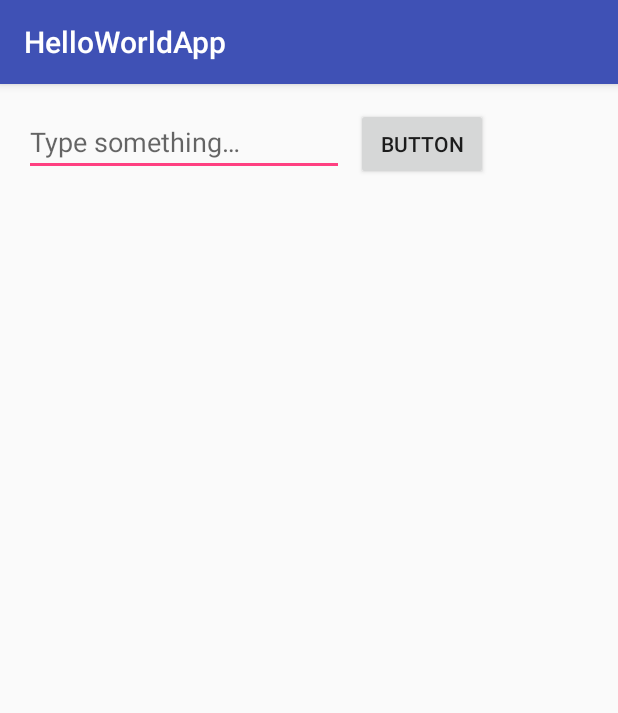
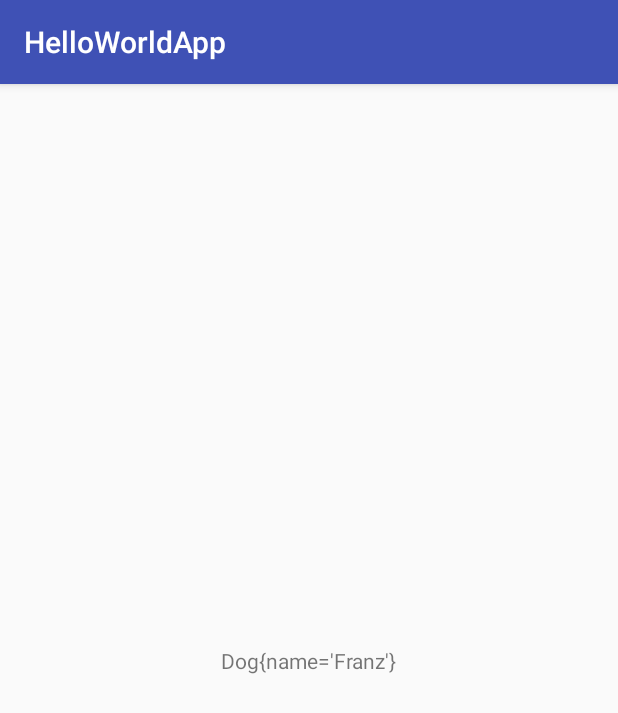
Before and after one commit to LeonardFollner/emi-exercise, an Android app: the screen it shows after launch (MainActivity before the commit, MessageActivity after it), after a tap on "BUTTON", on a phone screen of 412 x 824 dp. Shown: the top 713 px of the screen. Run offline under Robolectric (Android 15) with nearby library versions, the phone set to English and light mode, and no system bars.

Commit message:
added solution

```diff
--- a/app/src/main/AndroidManifest.xml
+++ b/app/src/main/AndroidManifest.xml
@@ -16,6 +16,7 @@
                 <category android:name="android.intent.category.LAUNCHER" />
             </intent-filter>
         </activity>
+        <activity android:name=".MessageActivity"></activity>
     </application>
 
 </manifest>
--- /dev/null
+++ b/app/src/main/java/com/example/helloworldapp/Dog.java
@@ -0,0 +1,46 @@
+package com.example.helloworldapp;
+
+import java.io.Serializable;
+
+public class Dog implements Serializable {
+    private String name;
+    private String breed;
+    private int size;
+
+    public Dog(String name, String breed, int size) {
+        this.name = name;
+        this.breed = breed;
+        this.size = size;
+    }
+
+    public String getName() {
+        return name;
+    }
+
+    public void setName(String name) {
+        this.name = name;
+    }
+
+    public String getBreed() {
+        return breed;
+    }
+
+    public void setBreed(String breed) {
+        this.breed = breed;
+    }
+
+    public int getSize() {
+        return size;
+    }
+
+    public void setSize(int size) {
+        this.size = size;
+    }
+
+    @Override
+    public String toString() {
+        return "Dog{" +
+                "name='" + name + '\'' +
+                '}';
+    }
+}
--- a/app/src/main/java/com/example/helloworldapp/MainActivity.java
+++ b/app/src/main/java/com/example/helloworldapp/MainActivity.java
@@ -4,7 +4,6 @@ import android.content.Intent;
 import android.support.v7.app.AppCompatActivity;
 import android.os.Bundle;
 import android.view.View;
-import android.widget.EditText;
 import android.widget.TextView;
 
 import java.io.Serializable;
@@ -12,6 +11,11 @@ import java.util.ArrayList;
 import java.util.List;
 
 public class MainActivity extends AppCompatActivity {
+    public static final String EXTRA_MESSAGE = "com.example.helloworldapp.MESSAGE";
+    public static final String EXTRA_DOGS = "com.example.helloworldapp.LIST";
+
+    private List<Dog> dogList = new ArrayList<>();
+
     @Override
     protected void onCreate(Bundle savedInstanceState) {
         super.onCreate(savedInstanceState);
@@ -19,7 +23,23 @@ public class MainActivity extends AppCompatActivity {
     }
 
     public void onTap(View view) {
-        EditText inputField = findViewById(R.id.input);
-        String inputMessage = inputField.getText().toString();
+        Intent intent = new Intent(this, MessageActivity.class);
+
+        String inputText = ((TextView) findViewById(R.id.input)).getText().toString();
+        intent.putExtra(EXTRA_MESSAGE, inputText);
+
+        Dog d1 = new Dog("Franz", "Husky", 10);
+        Dog d2 = new Dog("Franz", "Husky", 20);
+        Dog d3 = new Dog("Franz", "Husky", 30);
+        Dog d4 = new Dog("Franz", "Husky", 40);
+        Dog d5 = new Dog("Franz", "Husky", 50);
+        dogList.add(d1);
+        dogList.add(d2);
+        dogList.add(d3);
+        dogList.add(d4);
+        dogList.add(d5);
+        intent.putExtra(EXTRA_DOGS, (Serializable) dogList);
+
+        startActivity(intent);
     }
 }
--- /dev/null
+++ b/app/src/main/java/com/example/helloworldapp/MessageActivity.java
@@ -0,0 +1,24 @@
+package com.example.helloworldapp;
+
+import android.content.Intent;
+import android.support.v7.app.AppCompatActivity;
+import android.os.Bundle;
+import android.widget.TextView;
+
+import java.util.List;
+
+public class MessageActivity extends AppCompatActivity {
+
+    @Override
+    protected void onCreate(Bundle savedInstanceState) {
+        super.onCreate(savedInstanceState);
+        setContentView(R.layout.activity_message);
+
+        Intent intent = getIntent();
+        String message = intent.getStringExtra(MainActivity.EXTRA_MESSAGE);
+        List<Dog> dogList = (List) intent.getSerializableExtra(MainActivity.EXTRA_DOGS);
+
+        TextView textView = (TextView) findViewById(R.id.output);
+        textView.setText(dogList.get(0).toString());
+    }
+}
--- a/app/src/main/res/layout/activity_main.xml
+++ b/app/src/main/res/layout/activity_main.xml
@@ -13,8 +13,8 @@
         android:layout_marginLeft="16dp"
         android:layout_marginTop="16dp"
         android:ems="10"
-        android:hint="Type something…"
         android:inputType="textPersonName"
+        android:text="Name"
         app:layout_constraintLeft_toLeftOf="parent"
         app:layout_constraintTop_toTopOf="parent" />
 
--- /dev/null
+++ b/app/src/main/res/layout/activity_message.xml
@@ -0,0 +1,18 @@
+<?xml version="1.0" encoding="utf-8"?>
+<android.support.constraint.ConstraintLayout xmlns:android="http://schemas.android.com/apk/res/android"
+    xmlns:app="http://schemas.android.com/apk/res-auto"
+    xmlns:tools="http://schemas.android.com/tools"
+    android:layout_width="match_parent"
+    android:layout_height="match_parent"
+    tools:context="com.example.helloworldapp.MessageActivity">
+
+    <TextView
+        android:id="@+id/output"
+        android:layout_width="wrap_content"
+        android:layout_height="wrap_content"
+        android:text="TextView"
+        app:layout_constraintBottom_toBottomOf="parent"
+        app:layout_constraintLeft_toLeftOf="parent"
+        app:layout_constraintRight_toRightOf="parent"
+        app:layout_constraintTop_toTopOf="parent" />
+</android.support.constraint.ConstraintLayout>
--- a/gradle.properties
+++ b/gradle.properties
@@ -1,12 +1,16 @@
 # Project-wide Gradle settings.
+
 # IDE (e.g. Android Studio) users:
 # Gradle settings configured through the IDE *will override*
 # any settings specified in this file.
+
 # For more details on how to configure your build environment visit
 # http://www.gradle.org/docs/current/userguide/build_environment.html
+
 # Specifies the JVM arguments used for the daemon process.
 # The setting is particularly useful for tweaking memory settings.
 org.gradle.jvmargs=-Xmx1536m
+
 # When configured, Gradle will run in incubating parallel mode.
 # This option should only be used with decoupled projects. More details, visit
 # http://www.gradle.org/docs/current/userguide/multi_project_builds.html#sec:decoupled_projects
```
